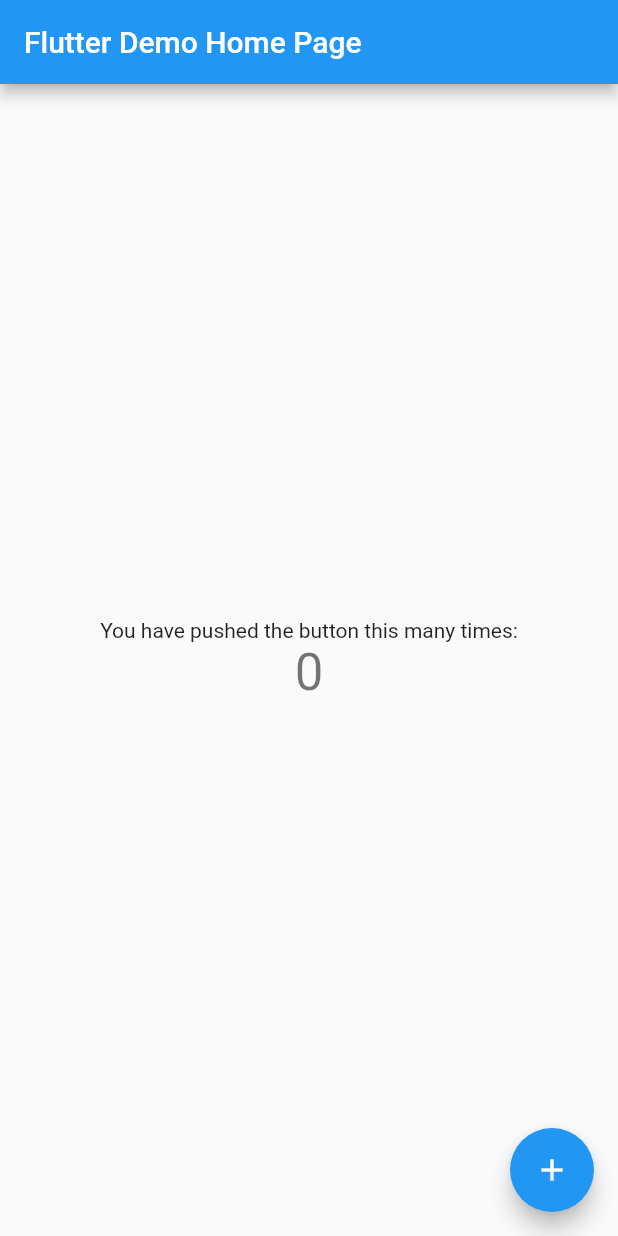
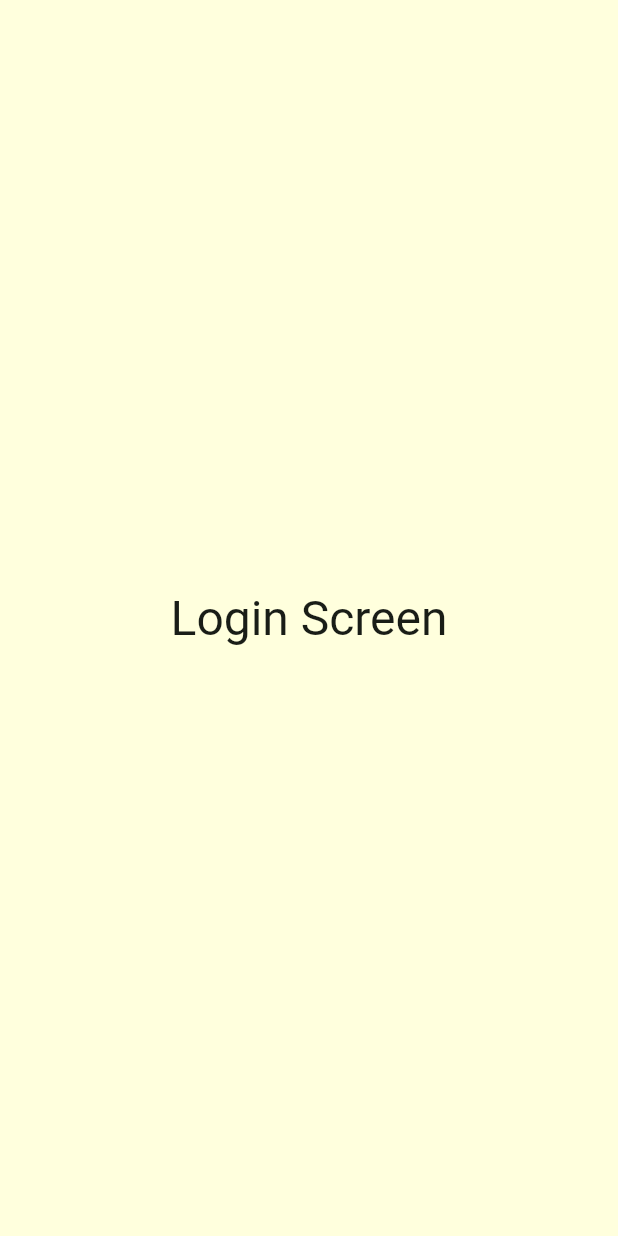
Before and after one commit to RohitEdathil/Splitee, a Flutter app: the screen it shows after launch, on a phone screen of 412 x 824 dp. Run offline on Flutter 3.47's test engine with Material 2 defaults, Android fonts, the phone set to English and light mode, and no system bars; our stand-ins replace flutter_spinkit, shared_preferences.

Commit message:
Basic outline ready

```diff
--- /dev/null
+++ b/sp_frontend/lib/auth/auth_provider.dart
@@ -0,0 +1,13 @@
+import 'package:shared_preferences/shared_preferences.dart';
+
+class AuthProvider {
+  late SharedPreferences _prefs;
+  String? _token;
+  bool get isAuthenticated => _token != null;
+
+  Future<void> init() async {
+    _prefs = await SharedPreferences.getInstance();
+
+    _token = _prefs.getString('token');
+  }
+}
--- /dev/null
+++ b/sp_frontend/lib/auth/login_screen.dart
@@ -0,0 +1,16 @@
+import 'package:flutter/material.dart';
+
+class LoginScreen extends StatelessWidget {
+  const LoginScreen({super.key});
+
+  @override
+  Widget build(BuildContext context) {
+    return Scaffold(
+        body: Center(
+      child: Text(
+        'Login Screen',
+        style: Theme.of(context).textTheme.headlineLarge,
+      ),
+    ));
+  }
+}
--- a/sp_frontend/lib/main.dart
+++ b/sp_frontend/lib/main.dart
@@ -1,115 +1,25 @@
 import 'package:flutter/material.dart';
+import 'package:sp_frontend/providers.dart';
+import 'package:sp_frontend/routes.dart';
+import 'package:sp_frontend/theme/page_transition.dart';
+
+import 'package:sp_frontend/theme/theme.dart';
 
 void main() {
-  runApp(const MyApp());
+  runApp(const SpliteeApp());
 }
 
-class MyApp extends StatelessWidget {
-  const MyApp({super.key});
+class SpliteeApp extends StatelessWidget {
+  const SpliteeApp({super.key});
 
-  // This widget is the root of your application.
   @override
   Widget build(BuildContext context) {
-    return MaterialApp(
-      title: 'Flutter Demo',
-      theme: ThemeData(
-        // This is the theme of your application.
-        //
-        // Try running your application with "flutter run". You'll see the
-        // application has a blue toolbar. Then, without quitting the app, try
-        // changing the primarySwatch below to Colors.green and then invoke
-        // "hot reload" (press "r" in the console where you ran "flutter run",
-        // or simply save your changes to "hot reload" in a Flutter IDE).
-        // Notice that the counter didn't reset back to zero; the application
-        // is not restarted.
-        primarySwatch: Colors.blue,
-      ),
-      home: const MyHomePage(title: 'Flutter Demo Home Page'),
+    return ProviderInjector(
+      child: MaterialApp(
+          title: 'Splitee',
+          debugShowCheckedModeBanner: false,
+          theme: appTheme,
+          onGenerateRoute: (settings) => pageTransition(settings, routes)),
     );
   }
 }
-
-class MyHomePage extends StatefulWidget {
-  const MyHomePage({super.key, required this.title});
-
-  // This widget is the home page of your application. It is stateful, meaning
-  // that it has a State object (defined below) that contains fields that affect
-  // how it looks.
-
-  // This class is the configuration for the state. It holds the values (in this
-  // case the title) provided by the parent (in this case the App widget) and
-  // used by the build method of the State. Fields in a Widget subclass are
-  // always marked "final".
-
-  final String title;
-
-  @override
-  State<MyHomePage> createState() => _MyHomePageState();
-}
-
-class _MyHomePageState extends State<MyHomePage> {
-  int _counter = 0;
-
-  void _incrementCounter() {
-    setState(() {
-      // This call to setState tells the Flutter framework that something has
-      // changed in this State, which causes it to rerun the build method below
-      // so that the display can reflect the updated values. If we changed
-      // _counter without calling setState(), then the build method would not be
-      // called again, and so nothing would appear to happen.
-      _counter++;
-    });
-  }
-
-  @override
-  Widget build(BuildContext context) {
-    // This method is rerun every time setState is called, for instance as done
-    // by the _incrementCounter method above.
-    //
-    // The Flutter framework has been optimized to make rerunning build methods
-    // fast, so that you can just rebuild anything that needs updating rather
-    // than having to individually change instances of widgets.
-    return Scaffold(
-      appBar: AppBar(
-        // Here we take the value from the MyHomePage object that was created by
-        // the App.build method, and use it to set our appbar title.
-        title: Text(widget.title),
-      ),
-      body: Center(
-        // Center is a layout widget. It takes a single child and positions it
-        // in the middle of the parent.
-        child: Column(
-          // Column is also a layout widget. It takes a list of children and
-          // arranges them vertically. By default, it sizes itself to fit its
-          // children horizontally, and tries to be as tall as its parent.
-          //
-          // Invoke "debug painting" (press "p" in the console, choose the
-          // "Toggle Debug Paint" action from the Flutter Inspector in Android
-          // Studio, or the "Toggle Debug Paint" command in Visual Studio Code)
-          // to see the wireframe for each widget.
-          //
-          // Column has various properties to control how it sizes itself and
-          // how it positions its children. Here we use mainAxisAlignment to
-          // center the children vertically; the main axis here is the vertical
-          // axis because Columns are vertical (the cross axis would be
-          // horizontal).
-          mainAxisAlignment: MainAxisAlignment.center,
-          children: <Widget>[
-            const Text(
-              'You have pushed the button this many times:',
-            ),
-            Text(
-              '$_counter',
-              style: Theme.of(context).textTheme.headlineMedium,
-            ),
-          ],
-        ),
-      ),
-      floatingActionButton: FloatingActionButton(
-        onPressed: _incrementCounter,
-        tooltip: 'Increment',
-        child: const Icon(Icons.add),
-      ), // This trailing comma makes auto-formatting nicer for build methods.
-    );
-  }
-}
--- /dev/null
+++ b/sp_frontend/lib/providers.dart
@@ -0,0 +1,18 @@
+import 'package:flutter/material.dart';
+import 'package:provider/provider.dart';
+import 'package:sp_frontend/auth/auth_provider.dart';
+
+class ProviderInjector extends StatelessWidget {
+  final Widget child;
+  const ProviderInjector({super.key, required this.child});
+
+  @override
+  Widget build(BuildContext context) {
+    return MultiProvider(
+      providers: [
+        Provider(create: (_) => AuthProvider()),
+      ],
+      child: child,
+    );
+  }
+}
--- /dev/null
+++ b/sp_frontend/lib/routes.dart
@@ -0,0 +1,10 @@
+import 'package:flutter/material.dart';
+import 'package:sp_frontend/auth/loading_screen.dart';
+import 'package:sp_frontend/auth/login_screen.dart';
+import 'package:sp_frontend/home/home_screen.dart';
+
+final Map<String, Widget Function(BuildContext)> routes = {
+  '/': (context) => const LoadingScreen(),
+  '/login': (context) => const LoginScreen(),
+  '/home': (context) => const HomeScreen(),
+};
--- /dev/null
+++ b/sp_frontend/lib/theme/page_transition.dart
@@ -0,0 +1,19 @@
+import 'package:flutter/material.dart';
+
+Route pageTransition(RouteSettings settings,
+        Map<String, Widget Function(BuildContext)> routes) =>
+    PageRouteBuilder(
+      pageBuilder: (context, animation, secondaryAnimation) =>
+          routes[settings.name]!(context),
+      transitionsBuilder: (context, animation, secondaryAnimation, child) {
+        final tween = Tween(begin: const Offset(0, 1.0), end: Offset.zero)
+            .chain(CurveTween(curve: Curves.ease));
+        return FadeTransition(
+          opacity: animation,
+          child: SlideTransition(
+            position: animation.drive(tween),
+            child: child,
+          ),
+        );
+      },
+    );
--- /dev/null
+++ b/sp_frontend/lib/theme/theme.dart
@@ -0,0 +1,8 @@
+import 'package:flutter/material.dart';
+import 'package:sp_frontend/theme/colors.dart';
+
+final appTheme = ThemeData(
+  useMaterial3: true,
+  colorScheme: ColorScheme.fromSeed(seedColor: Palette.alpha),
+  scaffoldBackgroundColor: Palette.betaLight,
+);
--- a/sp_frontend/pubspec.yaml
+++ b/sp_frontend/pubspec.yaml
@@ -35,6 +35,9 @@ dependencies:
   # The following adds the Cupertino Icons font to your application.
   # Use with the CupertinoIcons class for iOS style icons.
   cupertino_icons: ^1.0.2
+  flutter_spinkit: ^5.1.0
+  shared_preferences: ^2.0.18
+  provider: ^6.0.5
 
 dev_dependencies:
   flutter_test:
```
Also changed, not shown: sp_frontend/lib/auth/loading_screen.dart (added, +30 -0 lines), sp_frontend/lib/home/home_screen.dart (added, +16 -0 lines), sp_frontend/lib/theme/colors.dart (added, +11 -0 lines), sp_frontend/pubspec.lock.
